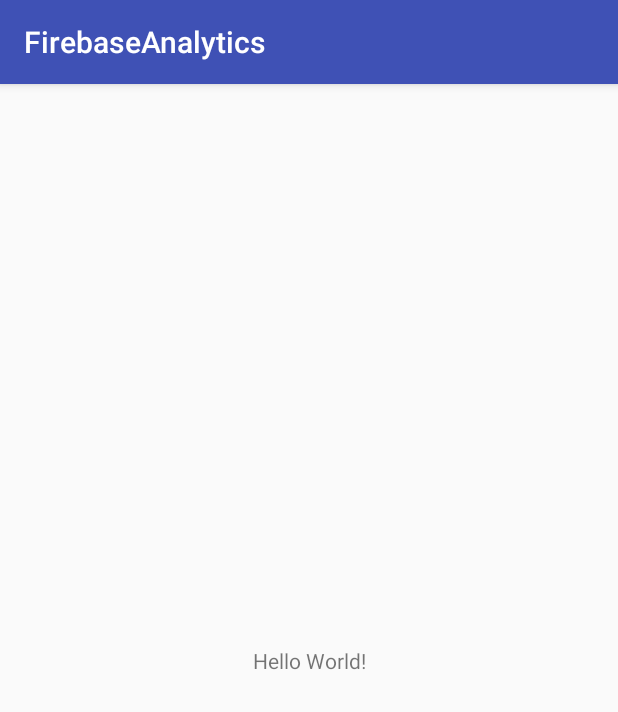
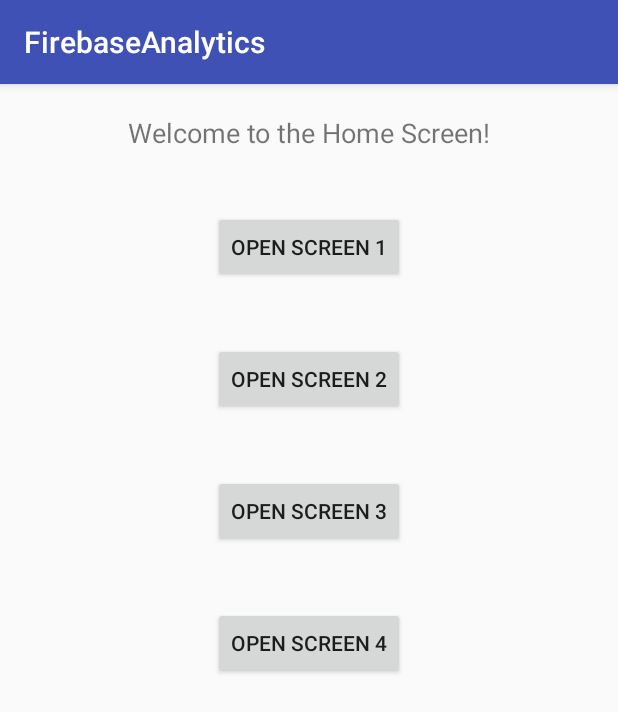
Before and after one commit to Kartikkumargujarati/FirebaseAnalytics, an Android app: the screen it shows after launch (MainActivity), on a phone screen of 412 x 824 dp. Shown: the top 712 px of the screen. Run offline under Robolectric (Android 15) with nearby library versions, the phone set to English and light mode, and no system bars.

Commit message:
Various Buttons to open different activities initialized.

```diff
--- a/app/src/main/java/com/kartik/firebaseanalytics/MainActivity.java
+++ b/app/src/main/java/com/kartik/firebaseanalytics/MainActivity.java
@@ -2,14 +2,74 @@ package com.kartik.firebaseanalytics;
 
 import android.support.v7.app.AppCompatActivity;
 import android.os.Bundle;
+import android.view.View;
+import android.widget.Button;
 
 public class MainActivity extends AppCompatActivity {
 
-/* -------------------------------------- Lifecycle Methods -------------------------------------- */
+	private Button btn1;
+	private Button btn2;
+	private Button btn3;
+	private Button btn4;
+
+	/* -------------------------------------- Lifecycle Methods -------------------------------------- */
 	@Override
 	protected void onCreate (Bundle savedInstanceState) {
 		super.onCreate(savedInstanceState);
 		setContentView(R.layout.activity_main);
+
+		btn1 = (Button) findViewById(R.id.btn_1);
+		btn1.setOnClickListener(new View.OnClickListener() {
+			@Override
+			public void onClick (final View v) {
+				onButtonClick(v);
+			}
+		});
+		btn2 = (Button) findViewById(R.id.btn_2);
+		btn2.setOnClickListener(new View.OnClickListener() {
+			@Override
+			public void onClick (final View v) {
+				onButtonClick(v);
+			}
+		});
+		btn3 = (Button) findViewById(R.id.btn_3);
+		btn3.setOnClickListener(new View.OnClickListener() {
+			@Override
+			public void onClick (final View v) {
+				onButtonClick(v);
+			}
+		});
+		btn4 = (Button) findViewById(R.id.btn_4);
+		btn4.setOnClickListener(new View.OnClickListener() {
+			@Override
+			public void onClick (final View v) {
+				onButtonClick(v);
+			}
+		});
+
+
 	}
-/* ------------------------------------ End Lifecycle Methods ------------------------------------ */
+
+	/* ------------------------------------ End Lifecycle Methods ------------------------------------ */
+
+	private void onButtonClick (final View v) {
+		final View view = new View(this);
+		view.setId(v.getId());
+		switch (v.getId()){
+			case R.id.btn_1:
+
+				break;
+			case R.id.btn_2:
+
+				break;
+			case R.id.btn_3:
+
+				break;
+			case R.id.btn_4:
+
+				break;
+		}
+
+	}
+
 }
--- a/app/src/main/res/layout/activity_main.xml
+++ b/app/src/main/res/layout/activity_main.xml
@@ -1,22 +1,51 @@
 <?xml version="1.0" encoding="utf-8"?>
-<android.support.constraint.ConstraintLayout
+<LinearLayout
 	xmlns:android="http://schemas.android.com/apk/res/android"
-	xmlns:app="http://schemas.android.com/apk/res-auto"
 	xmlns:tools="http://schemas.android.com/tools"
 	android:layout_width="match_parent"
 	android:layout_height="match_parent"
-	tools:context="com.kartik.firebaseanalytics.MainActivity"
-	>
+	android:orientation="vertical"
+	tools:context="com.kartik.firebaseanalytics.MainActivity">
 
 	<TextView
-		android:id="@+id/textView"
+		android:layout_width="match_parent"
+		android:layout_height="wrap_content"
+		android:gravity="center_horizontal"
+		android:text="Welcome to the Home Screen!"
+		android:textSize="18sp"
+		android:padding="10dp"
+		android:layout_margin="10dp"/>
+
+	<Button
+		android:id="@+id/btn_1"
 		android:layout_width="wrap_content"
 		android:layout_height="wrap_content"
-		android:text="Hello World!"
-		app:layout_constraintBottom_toBottomOf="parent"
-		app:layout_constraintLeft_toLeftOf="parent"
-		app:layout_constraintRight_toRightOf="parent"
-		app:layout_constraintTop_toTopOf="parent"
-		/>
+		android:layout_gravity="center_horizontal"
+		android:text="Open Screen 1"
+		android:layout_margin="20dp"/>
 
-</android.support.constraint.ConstraintLayout>
+	<Button
+		android:id="@+id/btn_2"
+		android:layout_width="wrap_content"
+		android:layout_height="wrap_content"
+		android:layout_gravity="center_horizontal"
+		android:text="Open Screen 2"
+		android:layout_margin="20dp"/>
+
+	<Button
+		android:id="@+id/btn_3"
+		android:layout_width="wrap_content"
+		android:layout_height="wrap_content"
+		android:layout_gravity="center_horizontal"
+		android:text="Open Screen 3"
+		android:layout_margin="20dp"/>
+
+	<Button
+		android:id="@+id/btn_4"
+		android:layout_width="wrap_content"
+		android:layout_height="wrap_content"
+		android:layout_gravity="center_horizontal"
+		android:text="Open Screen 4"
+		android:layout_margin="20dp"/>
+
+</LinearLayout>
```
